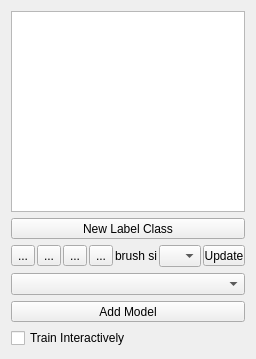
The window that ilastik/applets/networkClassification/nnClassAppletUiTest.ui (ilastik/ilastik) describes before a commit, drawn with Qt 5.
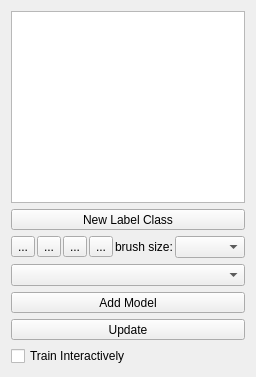
The same window after the commit. Icons and pictures are not drawn. Custom widgets are drawn as their Qt base class.

Commit message: deleted save full model option, big update button, no go back button in wizard

What changed in the file:
```diff
--- a/ilastik/applets/networkClassification/nnClassAppletUiTest.ui
+++ b/ilastik/applets/networkClassification/nnClassAppletUiTest.ui
@@ -143,25 +143,6 @@
        </property>
       </widget>
      </item>
-      <item>
-      <widget class="QToolButton" name="UpdateButton">
-       <property name="sizePolicy">
-        <sizepolicy hsizetype="Expanding" vsizetype="Fixed">
-         <horstretch>0</horstretch>
-         <verstretch>0</verstretch>
-        </sizepolicy>
-       </property>
-       <property name="text">
-        <string>Update</string>
-       </property>
-       <property name="checkable">
-        <bool>true</bool>
-       </property>
-       <property name="toolButtonStyle">
-        <enum>Qt::ToolButtonTextBesideIcon</enum>
-       </property>
-      </widget>
-      </item>
     </layout>
    </item>
    <item>
@@ -190,6 +171,25 @@
        </property>
       </widget>
      </item>
+        <item>
+      <widget class="QToolButton" name="UpdateButton">
+       <property name="sizePolicy">
+        <sizepolicy hsizetype="Expanding" vsizetype="Fixed">
+         <horstretch>0</horstretch>
+         <verstretch>0</verstretch>
+        </sizepolicy>
+       </property>
+       <property name="text">
+        <string>Update</string>
+       </property>
+       <property name="checkable">
+        <bool>true</bool>
+       </property>
+       <property name="toolButtonStyle">
+        <enum>Qt::ToolButtonTextBesideIcon</enum>
+       </property>
+      </widget>
+     </item>
      <item>
        <widget class="QCheckBox" name="TrainingCheckbox">
 	 <property name="text">
```
The commit also changes 2 other files.
